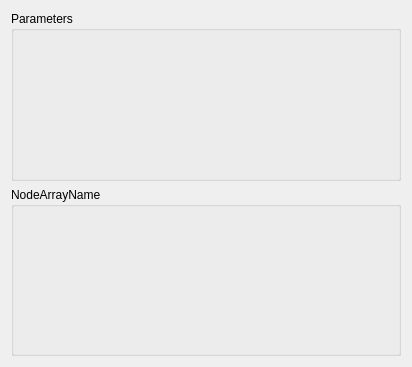
Filishtinskaya/nodeeditor, file examples/game/NodeForm.ui: the form before one commit.
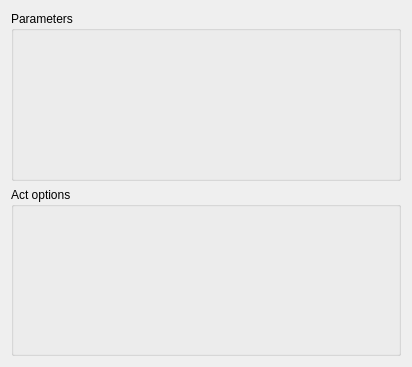
The form after the commit.

```diff
--- a/examples/game/NodeForm.ui
+++ b/examples/game/NodeForm.ui
@@ -25,7 +25,7 @@
    <item>
     <widget class="QGroupBox" name="boxNodeArray">
      <property name="title">
-      <string>NodeArrayName</string>
+      <string>Act options</string>
      </property>
      <layout class="QFormLayout" name="formLayout_2"/>
     </widget>
```
Left out of the diff: 2 changed lines with no effect on the pictures.
